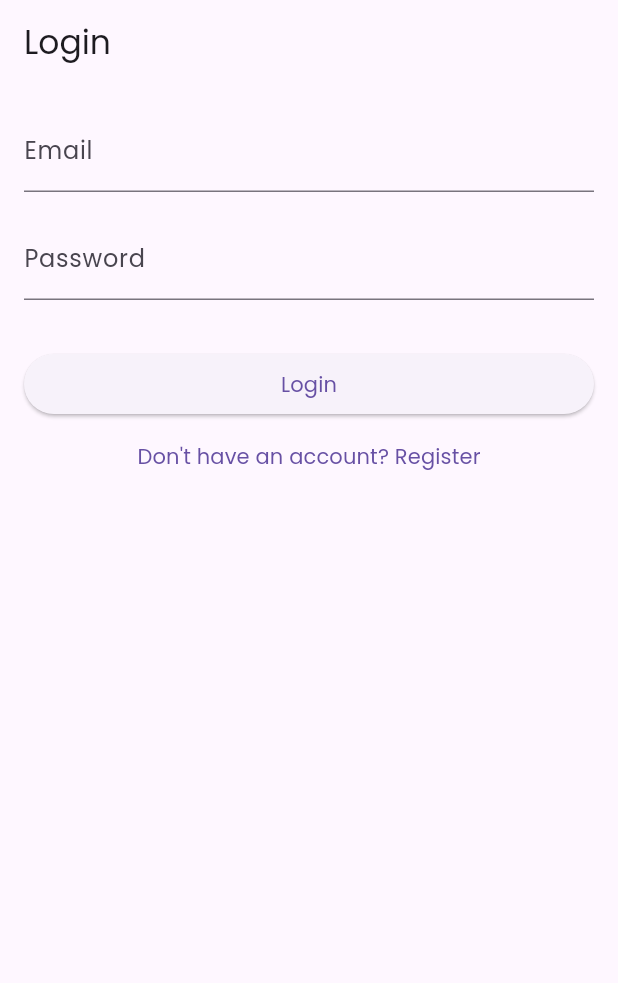
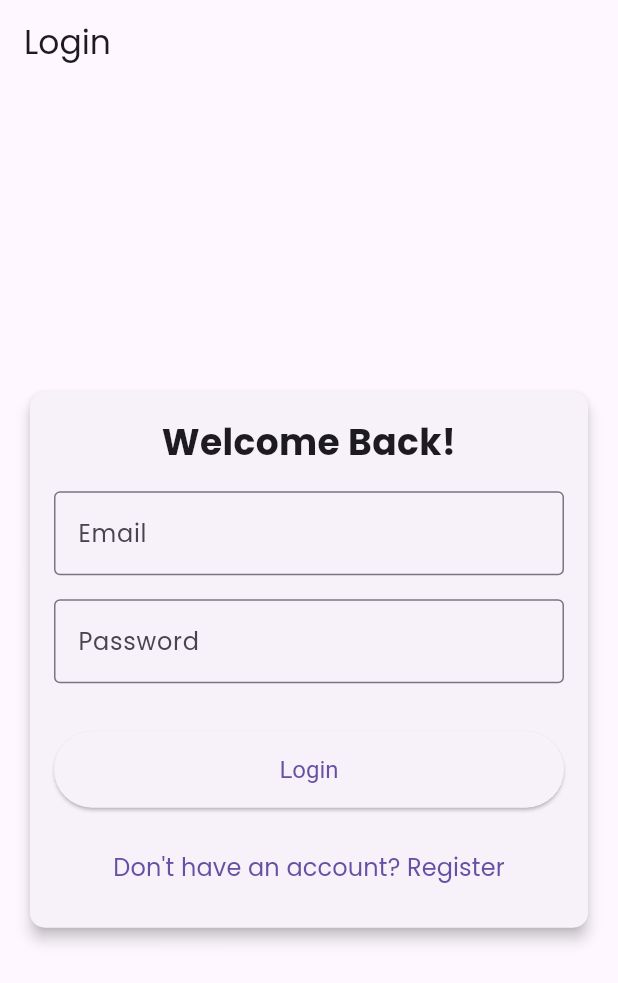
Before and after one commit to Virgoo00/mondaechat, a Flutter app: the LoginScreen screen opened directly, on a phone screen of 412 x 824 dp. Shown: the top 983 px of the screen. Run offline on Flutter 3.47's test engine with Material 3 defaults, Android fonts, the phone set to English and light mode, and no system bars; our stand-ins replace fl_chart, image_picker; project files that could hold a hidden picture were left out.

Commit message:
Update login_screen.dart

```diff
--- a/lib/screens/onboarding/login_screen.dart
+++ b/lib/screens/onboarding/login_screen.dart
@@ -11,17 +11,40 @@ class LoginScreen extends StatelessWidget {
       appBar: AppBar(
         title: const Text("Login"),
       ),
-      body: Padding(
+      body: Center(
+        child: SingleChildScrollView(
+          padding: const EdgeInsets.all(16.0),
+          child: Card(
+            elevation: 4,
+            shape: RoundedRectangleBorder(
+              borderRadius: BorderRadius.circular(10),
+            ),
+            child: Padding(
               padding: const EdgeInsets.all(16.0),
               child: Column(
                 crossAxisAlignment: CrossAxisAlignment.stretch,
                 children: [
-            TextFormField(
-              decoration: const InputDecoration(labelText: "Email"),
+                  const Text(
+                    'Welcome Back!',
+                    textAlign: TextAlign.center,
+                    style: TextStyle(
+                      fontSize: 24,
+                      fontWeight: FontWeight.bold,
+                    ),
                   ),
                   const SizedBox(height: 16),
                   TextFormField(
-              decoration: const InputDecoration(labelText: "Password"),
+                    decoration: const InputDecoration(
+                      labelText: "Email",
+                      border: OutlineInputBorder(),
+                    ),
+                  ),
+                  const SizedBox(height: 16),
+                  TextFormField(
+                    decoration: const InputDecoration(
+                      labelText: "Password",
+                      border: OutlineInputBorder(),
+                    ),
                     obscureText: true,
                   ),
                   const SizedBox(height: 32),
@@ -31,22 +54,35 @@ class LoginScreen extends StatelessWidget {
                       Navigator.pushReplacement(
                         context,
                         MaterialPageRoute(
-                      builder: (context) => const ProfileScreen()),
+                          builder: (context) => const ProfileScreen(),
+                        ),
                       );
                     },
+                    style: ElevatedButton.styleFrom(
+                      padding: const EdgeInsets.symmetric(vertical: 16),
+                      textStyle: const TextStyle(fontSize: 16),
+                    ),
                     child: const Text("Login"),
                   ),
+                  const SizedBox(height: 16),
                   TextButton(
                     onPressed: () {
                       Navigator.push(
                         context,
                         MaterialPageRoute(
-                      builder: (context) => const RegisterScreen()),
+                          builder: (context) => const RegisterScreen(),
+                        ),
                       );
                     },
-              child: const Text("Don't have an account? Register"),
+                    child: const Text(
+                      "Don't have an account? Register",
+                      style: TextStyle(fontSize: 16),
+                    ),
                   ),
                 ],
+              ),
+            ),
+          ),
         ),
       ),
     );
```
Lines whose indentation alone changed are shown as unchanged.
